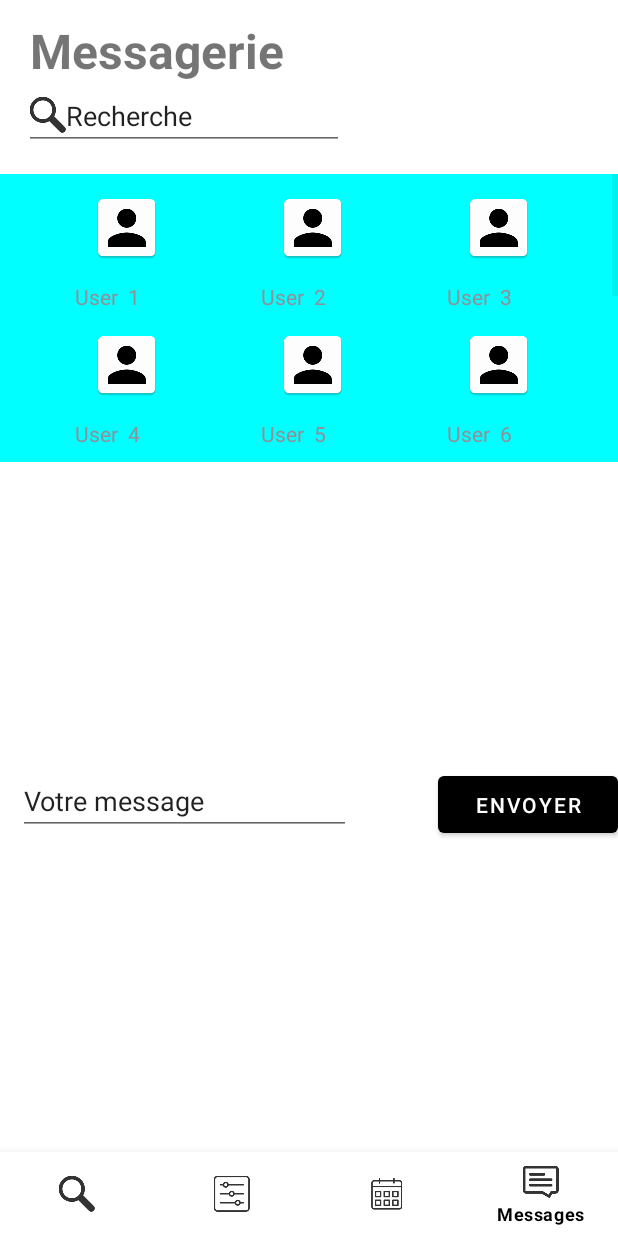
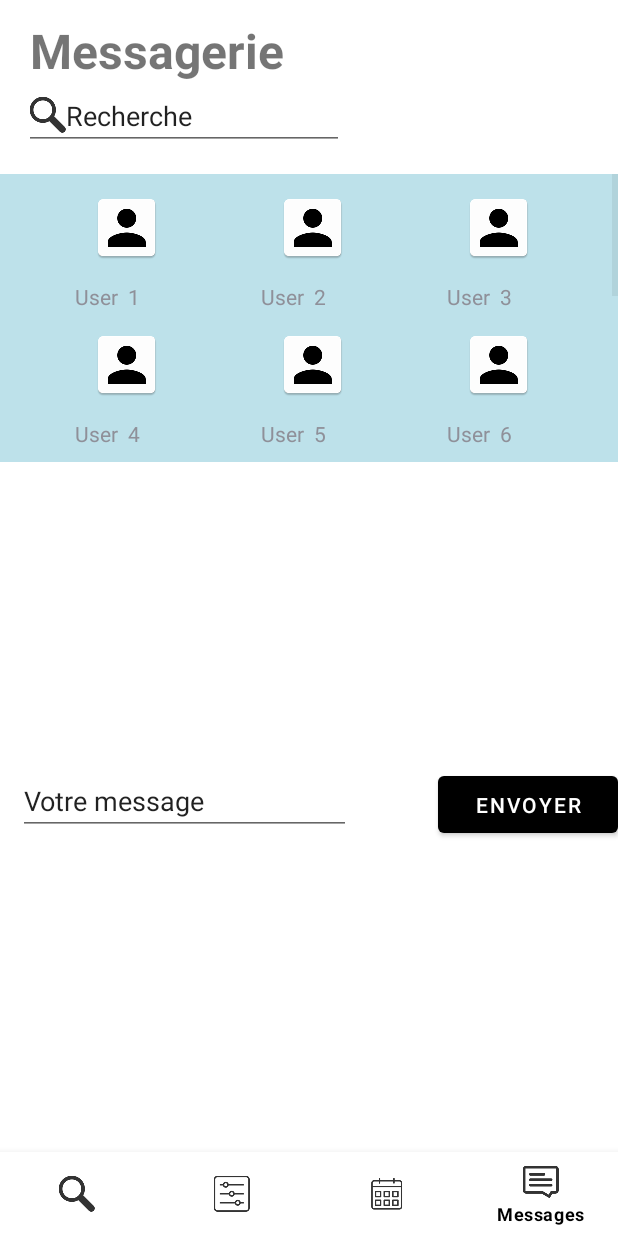
Before and after one commit to jayouimet/Devoir_03, an Android app: the Messagerie screen opened directly, with no data from a screen before it, on a phone screen of 412 x 824 dp. Run offline under Robolectric (Android 15) with nearby library versions, the phone set to English and light mode, and no system bars.

Commit message:
Changement de couleur de fond dans Messagerie
(je trouvais que la couleur du background était un peu trop vive...)

```diff
--- a/Devoir3CoursAntoine/app/src/main/res/layout/activity_messagerie.xml
+++ b/Devoir3CoursAntoine/app/src/main/res/layout/activity_messagerie.xml
@@ -24,7 +24,7 @@
         android:layout_width="match_parent"
         android:layout_height="192dp"
         android:layout_marginTop="116dp"
-        android:background="@color/turquoise"
+        android:background="#BDE1EA"
         android:numColumns="3"
         android:paddingLeft="40dp"
         app:layout_constraintEnd_toEndOf="parent"
```
